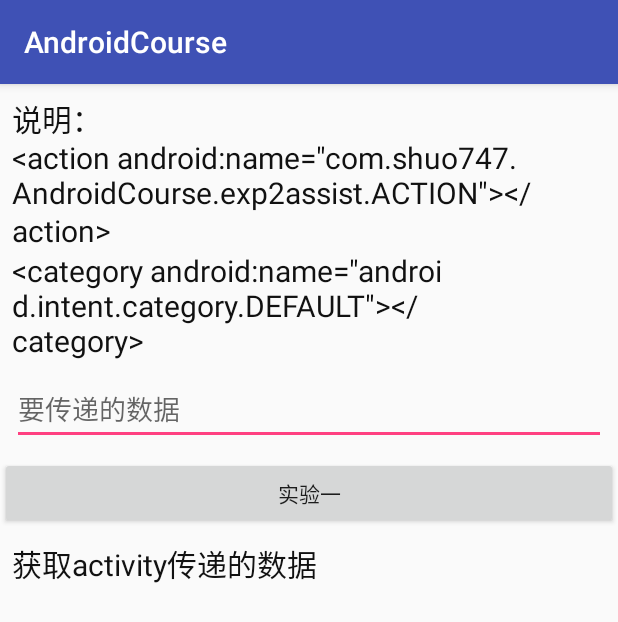
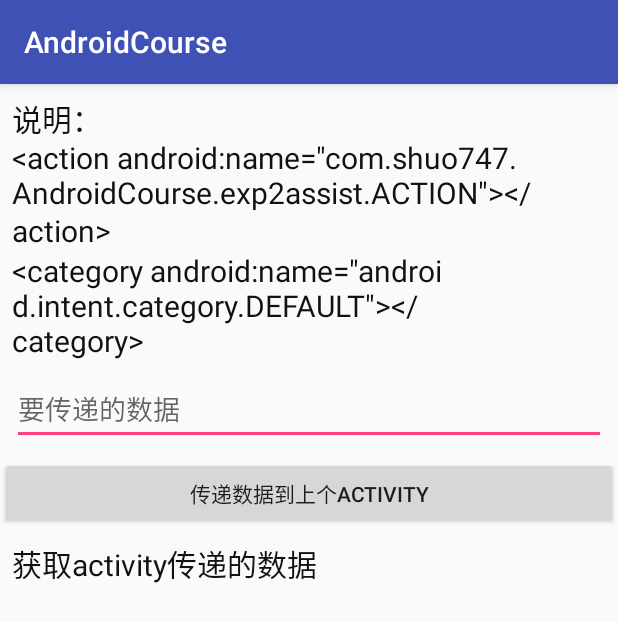
Before and after one commit to shuo747/AndroidCourse, an Android app: the Exp2AssistActivity screen opened directly, with no data from a screen before it, on a phone screen of 412 x 824 dp. Shown: the top 622 px of the screen. Run offline under Robolectric (Android 15) with nearby library versions, the phone set to English and light mode, and no system bars; libraries missing offline, so code that uses them is left out: com.tencent.stat, org.litepal; 2 statements that could not run were skipped.

Commit message:
homwork 5

```diff
--- a/app/build.gradle
+++ b/app/build.gradle
@@ -7,7 +7,7 @@ android {
         minSdkVersion 21
         targetSdkVersion 27
         versionCode 1
-        versionName "1.0"
+        versionName "1.1"
         testInstrumentationRunner "android.support.test.runner.AndroidJUnitRunner"
         manifestPlaceholders = [
                 //A99E2WJGWF8K 属于应用"adhowork"独有的 Android AppKey, 用于配置SDK
--- a/app/src/main/java/com/shu747/androidcourse/activity/experiment/Exp2AssistActivity.java
+++ b/app/src/main/java/com/shu747/androidcourse/activity/experiment/Exp2AssistActivity.java
@@ -57,6 +57,7 @@ public class Exp2AssistActivity extends MyActivity implements View.OnClickListen
     public void onClick(View v) {
         switch (v.getId()) {
             case R.id.bt_exp2_explicit2:
+                submit();
                 break;
         }
     }
--- a/app/src/main/res/layout/activity_exp2_assist.xml
+++ b/app/src/main/res/layout/activity_exp2_assist.xml
@@ -38,7 +38,7 @@
         android:layout_width="match_parent"
         android:layout_height="wrap_content"
         android:layout_marginTop="8dp"
-        android:text="实验一"
+        android:text="传递数据到上个activity"
         app:layout_constraintTop_toBottomOf="@+id/et_exp2_data2" />
 
     <TextView
```
Also changed, not shown: 2 other files.
